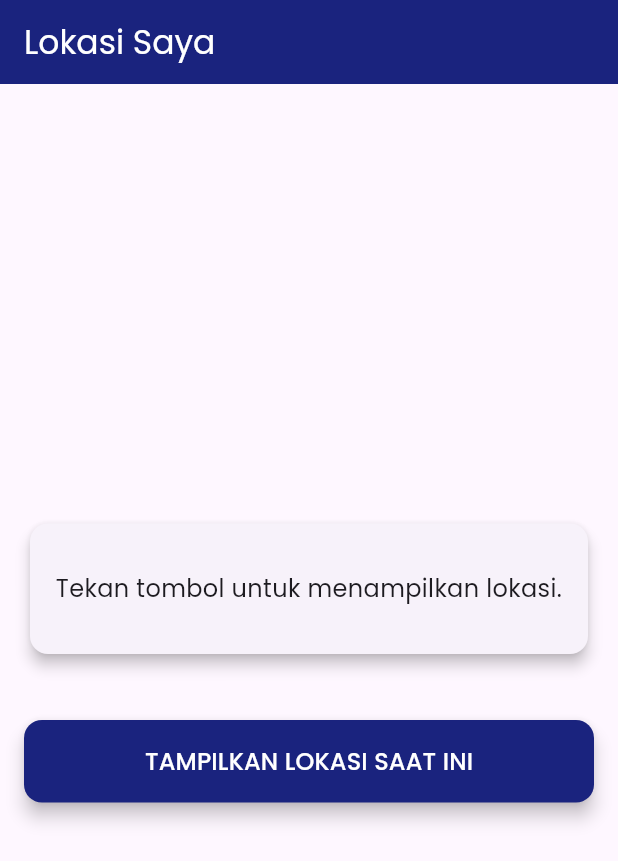
After one commit to hdyhwd/mobile, a Flutter app: the screen it shows after launch, after a tap on "GPS NOw", on a phone screen of 412 x 824 dp. The commit adds this screen. Shown: the top 861 px of the screen. Run offline on Flutter 3.47's test engine with Material 3 defaults, Android fonts, the phone set to English and light mode, and no system bars; our stand-ins replace geocoding, geolocator, get, google_fonts, google_maps_flutter, simple_circular_progress_bar; network calls fail.

Commit message:
gps lokasi terkini

```diff
--- /dev/null
+++ b/lib/Gps/mylocation.dart
@@ -0,0 +1,287 @@
+import 'package:flutter/material.dart';
+import 'package:google_fonts/google_fonts.dart';
+import 'package:geolocator/geolocator.dart';
+import 'package:geocoding/geocoding.dart';
+import 'package:google_maps_flutter/google_maps_flutter.dart';
+
+class GPS extends StatelessWidget {
+  const GPS({super.key});
+
+  @override
+  Widget build(BuildContext context) {
+    return MaterialApp(
+      debugShowCheckedModeBanner: false,
+      title: 'Lokasi Saya',
+      theme: ThemeData(
+        primarySwatch: Colors.indigo,
+        textTheme: GoogleFonts.poppinsTextTheme(Theme.of(context).textTheme),
+      ),
+      home: const LocationScreen(),
+    );
+  }
+}
+
+class LocationScreen extends StatefulWidget {
+  const LocationScreen({super.key});
+
+  @override
+  State<LocationScreen> createState() => _LocationScreenState();
+}
+
+class _LocationScreenState extends State<LocationScreen> {
+  String? _kecamatan;
+  String? _kota;
+  bool _isLoading = false;
+  String? _errorMessage;
+
+  // Variabel untuk Google Maps
+  Position? _currentPosition; // Menyimpan data Lat/Lng
+  GoogleMapController? _mapController; // Kontroler untuk peta
+  final Set<Marker> _markers = {}; // Set untuk menyimpan penanda (marker)
+
+  // Posisi kamera awal (diatur ke pusat Kota Malang)
+  static const CameraPosition _kInitialPosition = CameraPosition(
+    target: LatLng(-7.9839, 112.6218), // <-- Koordinat Kota Malang
+    zoom: 12.0,
+  );
+
+  /// Fungsi untuk mengambil lokasi pengguna saat ini dan melakukan reverse geocoding.
+  Future<void> _getLocation() async {
+    // 1. Set status loading dan reset data
+    setState(() {
+      _isLoading = true;
+      _errorMessage = null;
+      _kecamatan = null;
+      _kota = null;
+      _currentPosition = null; // Reset posisi
+      _markers.clear(); // Hapus marker lama
+    });
+
+    try {
+      // 2. Cek apakah layanan lokasi (GPS) aktif
+      bool serviceEnabled = await Geolocator.isLocationServiceEnabled();
+      if (!serviceEnabled) {
+        throw Exception('Layanan lokasi tidak aktif. Mohon aktifkan GPS.');
+      }
+
+      // 3. Periksa izin akses lokasi
+      LocationPermission permission = await Geolocator.checkPermission();
+      if (permission == LocationPermission.denied) {
+        permission = await Geolocator.requestPermission();
+        if (permission == LocationPermission.denied) {
+          throw Exception('Izin lokasi ditolak oleh pengguna.');
+        }
+      }
+
+      if (permission == LocationPermission.deniedForever) {
+        throw Exception(
+          'Izin lokasi ditolak permanen. Anda harus mengubahnya di pengaturan aplikasi.',
+        );
+      }
+
+      // 4. Ambil posisi perangkat saat ini
+      Position position = await Geolocator.getCurrentPosition(
+        desiredAccuracy: LocationAccuracy.high,
+        timeLimit: Duration(seconds: 15), // Tambahkan waktu timeout
+      );
+
+      // 5. Lakukan reverse geocoding untuk mengubah koordinat menjadi alamat
+      List<Placemark> placemarks = await placemarkFromCoordinates(
+        position.latitude,
+        position.longitude,
+      );
+
+      Placemark? place;
+      if (placemarks.isNotEmpty) {
+        place = placemarks[0];
+      }
+
+      // 6. Update semua state setelah semua data siap
+      setState(() {
+        _currentPosition = position; // Simpan posisi
+        _kecamatan = place?.subLocality; // Kecamatan
+        _kota = place?.subAdministrativeArea; // Kota/Kabupaten
+
+        // Hapus marker lama (jika ada)
+        _markers.clear();
+
+        // Buat marker baru dengan semua info
+        _markers.add(
+          Marker(
+            markerId: const MarkerId('currentLocation'),
+            position: LatLng(position.latitude, position.longitude),
+            infoWindow: InfoWindow(
+              title: 'Lokasi Saya',
+              snippet:
+                  '${_kecamatan ?? ''}, ${_kota ?? ''}', // Tampilkan alamat di marker
+            ),
+          ),
+        );
+      });
+    } catch (e) {
+      // 8. Tangani error dan tampilkan pesan
+      setState(() {
+        _errorMessage = e.toString().replaceAll("Exception: ", "");
+      });
+    } finally {
+      // 9. Hentikan status loading
+      setState(() {
+        _isLoading = false;
+      });
+    }
+  }
+
+  // --- FUNGSI BARU UNTUK TOMBOL RE-CENTER ---
+  /// Fungsi untuk menggerakkan kamera kembali ke lokasi pengguna
+  void _recenterMap() {
+    if (_currentPosition != null && _mapController != null) {
+      _mapController!.animateCamera(
+        CameraUpdate.newLatLngZoom(
+          LatLng(_currentPosition!.latitude, _currentPosition!.longitude),
+          15.0, // Zoom yang sama
+        ),
+      );
+    }
+  }
+  // --- END FUNGSI BARU ---
+
+  @override
+  Widget build(BuildContext context) {
+    return Scaffold(
+      appBar: AppBar(
+        title: const Text('Lokasi Saya', style: TextStyle(color: Colors.white)),
+        backgroundColor: const Color(0xFF1A237E), // Warna Indigo tua
+      ),
+      body: Padding(
+        padding: const EdgeInsets.all(16.0),
+        child: Center(
+          child: Column(
+            mainAxisAlignment: MainAxisAlignment.center,
+            crossAxisAlignment: CrossAxisAlignment.stretch,
+            children: [
+              Card(
+                elevation: 4.0,
+                shape: RoundedRectangleBorder(
+                  borderRadius: BorderRadius.circular(12.0),
+                ),
+                child: Container(
+                  padding: const EdgeInsets.symmetric(
+                    vertical: 32.0,
+                    horizontal: 16.0,
+                  ),
+                  // Ganti child untuk menampilkan peta atau loading
+                  child: _isLoading
+                      ? const Center(child: CircularProgressIndicator())
+                      : (_errorMessage != null)
+                      ? Text(
+                          _errorMessage!,
+                          textAlign: TextAlign.center,
+                          style: const TextStyle(
+                            color: Colors.red,
+                            fontSize: 16,
+                          ),
+                        )
+                      : (_currentPosition != null) // Jika sudah ada posisi
+                      ? Column(
+                          children: [
+                            // --- WIDGET PETA DENGAN STACK ---
+                            Container(
+                              height: 250, // Tentukan tinggi peta
+                              decoration: BoxDecoration(
+                                borderRadius: BorderRadius.circular(12.0),
+                              ),
+                              clipBehavior: Clip.antiAlias,
+                              // 1. Gunakan Stack untuk menumpuk
+                              child: Stack(
+                                children: [
+                                  GoogleMap(
+                                    key: ValueKey(_currentPosition?.latitude),
+                                    initialCameraPosition:
+                                        _currentPosition == null
+                                        ? _kInitialPosition
+                                        : CameraPosition(
+                                            target: LatLng(
+                                              _currentPosition!.latitude,
+                                              _currentPosition!.longitude,
+                                            ),
+                                            zoom: 15.0,
+                                          ),
+                                    mapType: MapType.normal,
+                                    onMapCreated:
+                                        (GoogleMapController controller) {
+                                          _mapController = controller;
+                                        },
+                                    markers: _markers,
+                                    zoomControlsEnabled: false,
+                                  ),
+
+                                  // 2. Tambahkan Tombol di kanan bawah
+                                  Positioned(
+                                    bottom: 16.0,
+                                    right: 16.0,
+                                    child: FloatingActionButton(
+                                      mini: true, // Buat jadi kecil
+                                      onPressed: _recenterMap,
+                                      backgroundColor: Colors.white,
+                                      child: Icon(
+                                        Icons.my_location,
+                                        color: Colors.indigo[900],
+                                      ),
+                                    ),
+                                  ),
+                                ],
+                              ),
+                            ),
+
+                            // --- END WIDGET PETA ---
+                            const SizedBox(height: 20),
+
+                            // --- Tampilkan data lokasi ---
+                            Text(
+                              'Kelurahan/Kecamatan: ${_kecamatan ?? "..."}',
+                              style: const TextStyle(
+                                fontSize: 16,
+                                fontWeight: FontWeight.bold,
+                              ),
+                            ),
+                            const SizedBox(height: 10),
+                            Text(
+                              'Kota: ${_kota ?? "..."}',
+                              style: const TextStyle(
+                                fontSize: 16,
+                                fontWeight: FontWeight.bold,
+                              ),
+                            ),
+                          ],
+                        )
+                      : const Text(
+                          // Teks default
+                          'Tekan tombol untuk menampilkan lokasi.',
+                          textAlign: TextAlign.center,
+                          style: TextStyle(fontSize: 16),
+                        ),
+                ),
+              ),
+              const SizedBox(height: 40),
+              ElevatedButton(
+                onPressed: _isLoading ? null : _getLocation,
+                style: ElevatedButton.styleFrom(
+                  backgroundColor: const Color(0xFF1A237E),
+                  padding: const EdgeInsets.symmetric(vertical: 16.0),
+                  shape: RoundedRectangleBorder(
+                    borderRadius: BorderRadius.circular(12.0),
+                  ),
+                  elevation: 5.0,
+                ),
+                child: const Text(
+                  'TAMPILKAN LOKASI SAAT INI',
+                  style: TextStyle(fontSize: 16, color: Colors.white),
+                ),
+              ),
+            ],
+          ),
+        ),
+      ),
+    );
+  }
+}
--- a/lib/main.dart
+++ b/lib/main.dart
@@ -6,6 +6,7 @@ import 'package:mobile/modul7/modul7.dart';
 import 'package:mobile/modul8/modul8.dart';
 import 'package:mobile/modul9/perobaan1.dart';
 import 'package:mobile/modul13/crud.dart';
+import 'package:mobile/Gps/mylocation.dart';
 
 void main() {
   runApp(const MyApp());
@@ -28,6 +29,7 @@ class MyApp extends StatelessWidget {
         '/modul11': (context) => const modul11page(),
         '/modul12': (context) => const Modul12(),
         '/modul13': (context) => const crud(),
+        '/GPS': (context) => const GPS(),
       },
     );
   }
@@ -92,6 +94,13 @@ class HomePage extends StatelessWidget {
               },
               child: const Text('Modul 13'),
             ),
+            const SizedBox(height: 16),
+            ElevatedButton(
+              onPressed: () {
+                Navigator.pushNamed(context, '/GPS');
+              },
+              child: const Text('GPS NOw'),
+            ),
           ],
         ),
       ),
--- a/pubspec.yaml
+++ b/pubspec.yaml
@@ -45,6 +45,8 @@ dependencies:
   geolocator: ^12.0.0
   geocoding: ^3.0.0
   intl: ^0.18.1
+  google_maps_flutter: ^2.5.0
+
 
 
 dev_dependencies:
```
Also changed, not shown: pubspec.lock.
